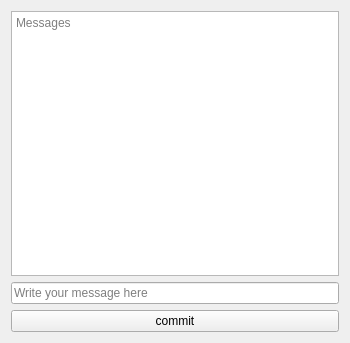
Qt form client/chat.ui (haoxingxing/Chess_Game) before a commit.
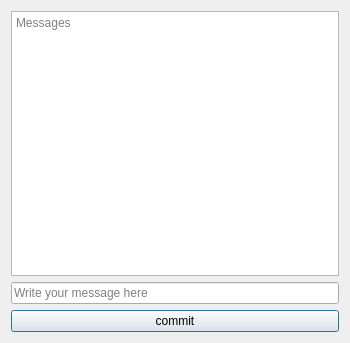
The same form after that commit.

```diff
--- a/client/chat.ui
+++ b/client/chat.ui
@@ -36,6 +36,12 @@
      <property name="text">
       <string>commit</string>
      </property>
+     <property name="autoDefault">
+      <bool>true</bool>
+     </property>
+     <property name="default">
+      <bool>true</bool>
+     </property>
     </widget>
    </item>
   </layout>
```
